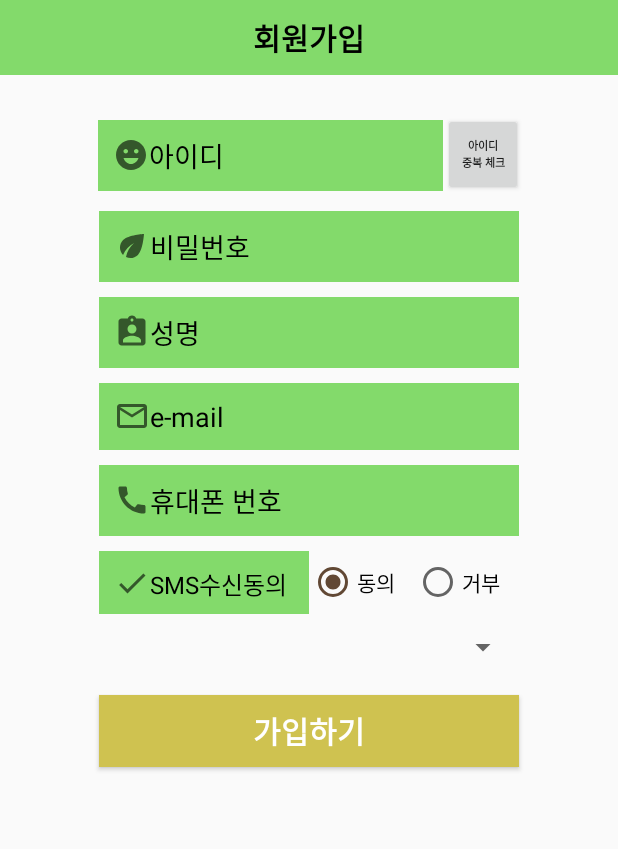
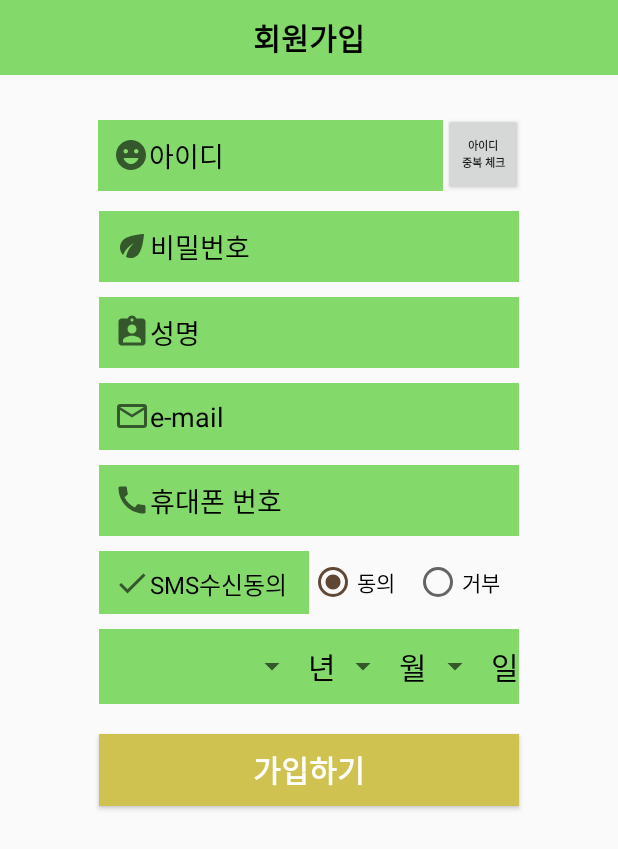
Before and after one commit to rs636/RUP1221, an Android app: the layout activity_register.xml on its own in the app's theme, with its tools: preview values and no code run, on a phone screen of 412 x 824 dp. Shown: the top 849 px of the screen. Run offline under Robolectric (Android 15) with nearby library versions, the phone set to English and light mode, and no system bars.

Commit message:
register spinner

```diff
--- a/app/src/main/res/layout/activity_register.xml
+++ b/app/src/main/res/layout/activity_register.xml
@@ -156,14 +156,78 @@
         </RadioGroup>
         </RelativeLayout>
 
-        <Spinner
-            android:id="@+id/majorspinner"
+        <LinearLayout
             android:layout_width="280dp"
-            android:layout_height="wrap_content"
+            android:layout_height="50dp"
             android:layout_gravity="center"
-            android:layout_marginTop="10dp">
+            android:layout_marginTop="10dp"
+            android:background="@color/colorPrimary"
+            android:orientation="horizontal">
 
-        </Spinner>
+
+            <LinearLayout
+                android:layout_width="0dp"
+                android:layout_height="match_parent"
+                android:layout_weight="2.6">
+
+                <Spinner
+                    android:id="@+id/birth_spinner"
+                    android:layout_width="0dp"
+                    android:layout_height="wrap_content"
+                    android:layout_gravity="center"
+                    android:layout_weight="3">
+                </Spinner>
+                <TextView
+                    android:layout_width="wrap_content"
+                    android:layout_height="wrap_content"
+                    android:layout_gravity="center"
+                    android:text="년"
+                    android:textSize="20dp"
+                    android:textColor="#000000">
+                </TextView>
+            </LinearLayout>
+
+            <LinearLayout
+                android:layout_width="0dp"
+                android:layout_height="match_parent"
+                android:layout_weight="1">
+
+                <Spinner
+                    android:layout_width="0dp"
+                    android:layout_height="match_parent"
+                    android:layout_weight="1">
+                </Spinner>
+                <TextView
+                    android:layout_width="wrap_content"
+                    android:layout_height="wrap_content"
+                    android:layout_gravity="center"
+                    android:text="월"
+                    android:textSize="20dp"
+                    android:textColor="#000000">
+                </TextView>
+            </LinearLayout>
+
+            <LinearLayout
+                android:layout_width="0dp"
+                android:layout_height="match_parent"
+                android:layout_weight="1">
+                <Spinner
+                    android:layout_width="0dp"
+                    android:layout_height="match_parent"
+                    android:layout_weight="1">
+                </Spinner>
+                <TextView
+                    android:layout_width="wrap_content"
+                    android:layout_height="wrap_content"
+                    android:layout_gravity="center"
+                    android:text="일"
+                    android:textSize="20dp"
+                    android:textColor="#000000">
+                </TextView>
+            </LinearLayout>
+
+
+        </LinearLayout>
 
         <Button
 
```
Also changed, not shown: app/src/main/res/values/days.xml (added, +36 -0 lines), app/src/main/res/values/months.xml (added, +18 -0 lines), app/src/main/res/values/years.xml (added, +128 -0 lines).
